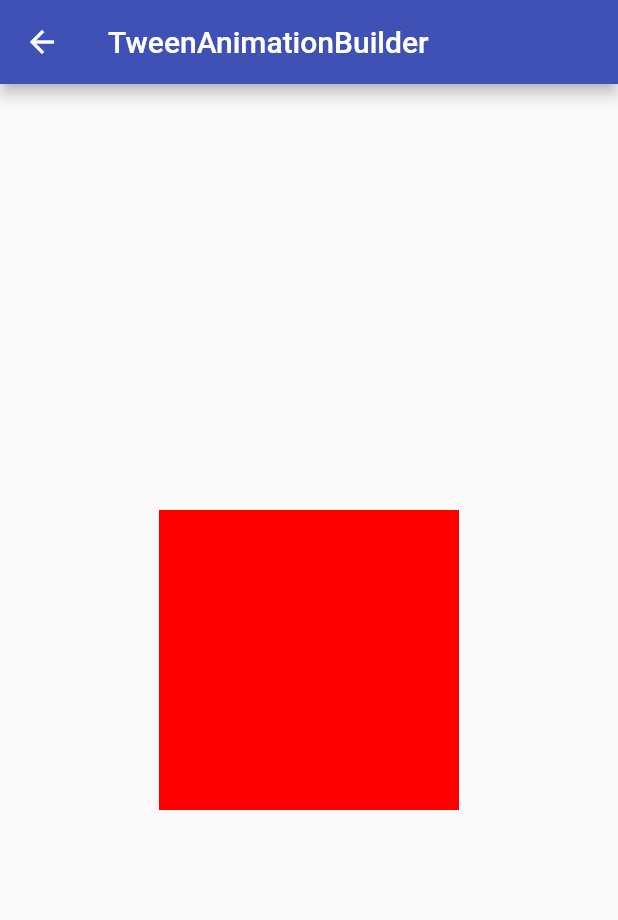
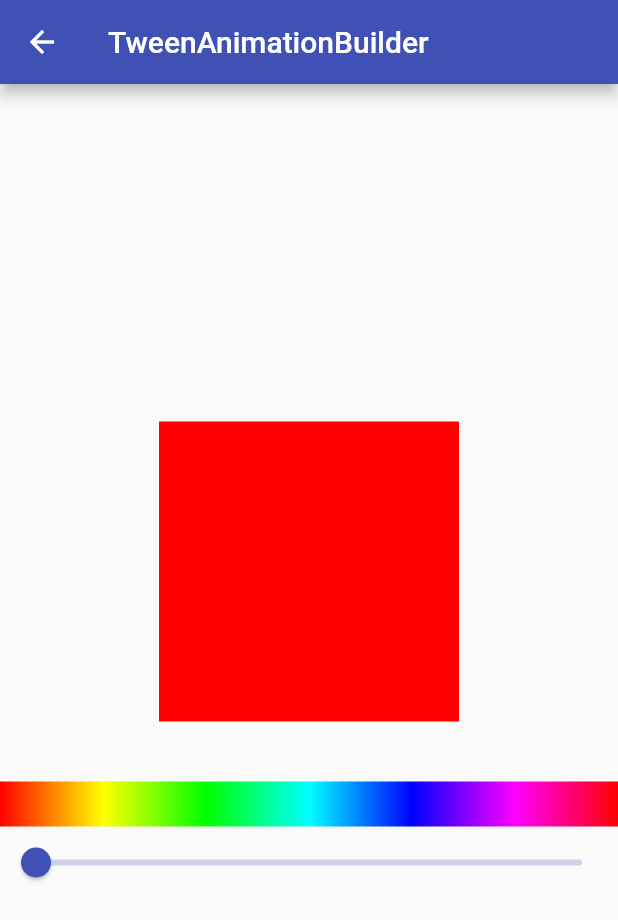
Before and after one commit to williamnkosi/flutterj-animation-tutorial, a Flutter app: the TweenAnimationBuilderPage screen opened by its route, on a phone screen of 412 x 824 dp. Shown: the top 920 px of the screen. Run offline on Flutter 3.47's test engine with Material 2 defaults, Android fonts, the phone set to English and light mode, and no system bars.

Commit message:
Created and learn't about the TweenAnimationBuilder

```diff
--- a/intro_flutter_playground/lib/pages/tween_animation_builder_page.dart
+++ b/intro_flutter_playground/lib/pages/tween_animation_builder_page.dart
@@ -20,19 +20,40 @@ class HSVColorSelector extends StatefulWidget {
 }
 
 class _HSVColorSelectorState extends State<HSVColorSelector> {
+  double _hue = 0.0;
   @override
   Widget build(BuildContext context) {
     return Column(
       mainAxisAlignment: MainAxisAlignment.center,
       children: [
         TweenAnimationBuilder<double>(
-            tween: Tween<double>(begin: 0.0, end: 360.0),
-            duration: Duration(milliseconds: 1500),
+            tween: Tween<double>(begin: 0.0, end: _hue),
+            duration: Duration(milliseconds: 200),
             builder: (context, hue, child) {
               final hsvColor = HSVColor.fromAHSV(1.0, hue, 1.0, 1.0);
               return Container(
                   width: 200, height: 200, color: hsvColor.toColor());
             }),
+        SizedBox(
+          height: 40,
+        ),
+        Container(
+          height: 30,
+          decoration: BoxDecoration(
+              gradient: LinearGradient(colors: [
+            for (var h = 0; h <= 360; h++)
+              HSVColor.fromAHSV(1.0, h.toDouble(), 1.0, 1.0).toColor()
+          ], stops: [
+            for (var h = 0; h <= 360; h++) h.toDouble() / 360
+          ])),
+        ),
+        Slider.adaptive(
+            value: _hue,
+            min: 0,
+            max: 360,
+            onChanged: (value) => setState(() {
+                  _hue = value;
+                }))
       ],
     );
   }
```
